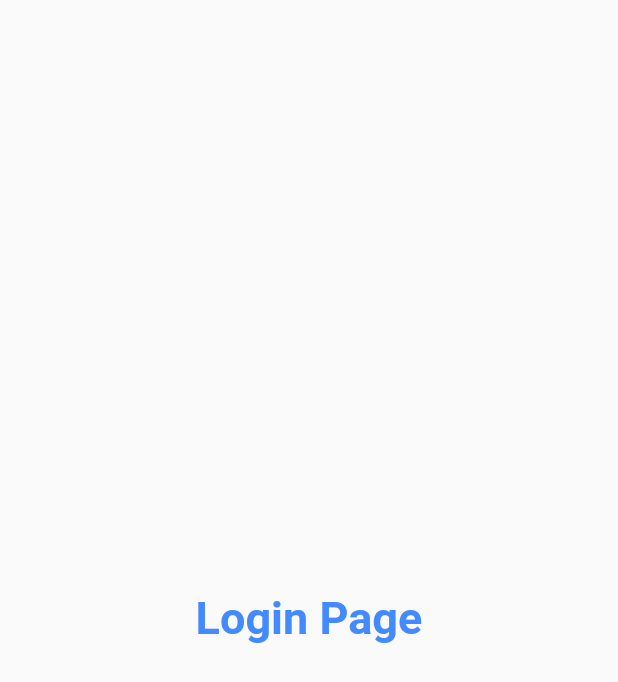
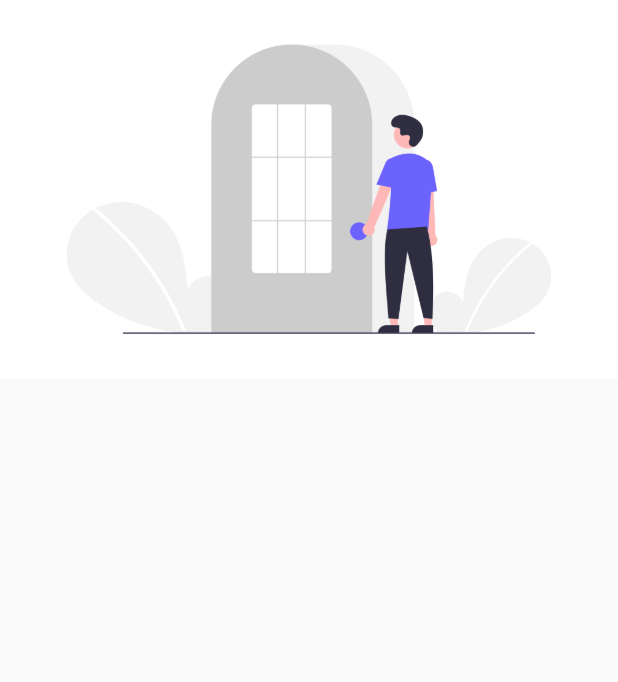
Before and after one commit to shivamyadav37/flutter_catalog, a Flutter app: the screen it shows after launch, on a phone screen of 412 x 824 dp. Shown: the top 682 px of the screen. Run offline on Flutter 3.47's test engine with Material 2 defaults, Android fonts, the phone set to English and light mode, and no system bars.

Commit message:
added images

```diff
--- a/lib/main.dart
+++ b/lib/main.dart
@@ -15,7 +15,7 @@ class MyApp extends StatelessWidget {
       themeMode: ThemeMode.light,
       theme: ThemeData(primarySwatch: Colors.cyan),
       darkTheme: ThemeData(brightness: Brightness.dark),
-
+      //initialRoute: "/home",
       routes: {
         "/": (context) => LoginPage(),
         "/home": (context) => HomePage(),
--- a/lib/pages/loginpage.dart
+++ b/lib/pages/loginpage.dart
@@ -6,13 +6,10 @@ class LoginPage extends StatelessWidget {
   @override
   Widget build(BuildContext context) {
     return Material(
-      child: Center(
-          child: Text("Login Page",
-              style: TextStyle(
-                fontSize: 30,
-                color: Colors.blueAccent,
-                fontWeight: FontWeight.bold,
-              ))),
-    );
+        child: Column(
+      children: [
+        Image.asset("assets/images/login_img.png"),
+      ],
+    ));
   }
 }
--- a/pubspec.yaml
+++ b/pubspec.yaml
@@ -58,8 +58,8 @@ flutter:
   uses-material-design: true
 
   # To add assets to your application, add an assets section, like this:
-  # assets:
-  #   - images/a_dot_burr.jpeg
+  assets:
+    - assets/images/
   #   - images/a_dot_ham.jpeg
 
   # An image asset can refer to one or more resolution-specific "variants", see
```
Also changed, not shown: assets/images/login_img.png (added).
